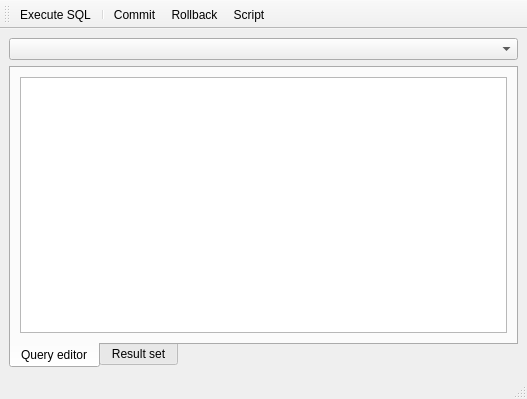
Old version of the form queryeditorwindow.ui in the repository CuriousCrow/polymorph-sql.
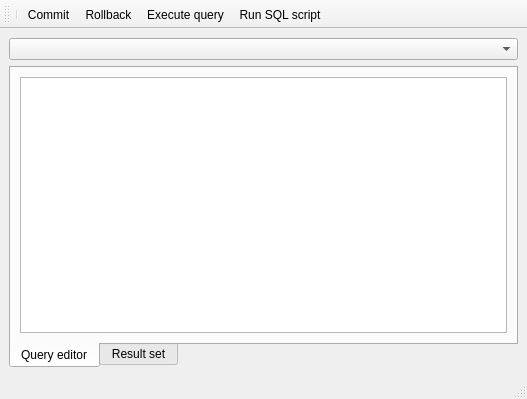
New version of the form. Icons and pictures are not drawn. Custom widgets are drawn as their Qt base class.

```diff
--- a/queryeditorwindow.ui
+++ b/queryeditorwindow.ui
@@ -65,10 +65,10 @@
    <attribute name="toolBarBreak">
     <bool>false</bool>
    </attribute>
-   <addaction name="aExecuteQuery"/>
    <addaction name="separator"/>
    <addaction name="aCommit"/>
    <addaction name="aRollback"/>
+   <addaction name="aExecuteQuery"/>
    <addaction name="aExecScript"/>
   </widget>
   <action name="aCommit">
@@ -101,7 +101,7 @@
      <normaloff>:/icons/run.png</normaloff>:/icons/run.png</iconset>
    </property>
    <property name="text">
-    <string>Execute SQL</string>
+    <string>Execute query</string>
    </property>
    <property name="toolTip">
     <string>Execute SQL</string>
@@ -109,7 +109,10 @@
   </action>
   <action name="aExecScript">
    <property name="text">
-    <string>Script</string>
+    <string>Run SQL script</string>
+   </property>
+   <property name="toolTip">
+    <string>Run SQL script</string>
    </property>
   </action>
  </widget>
```
Left out of the diff: 9 changed lines with no effect on the pictures.
